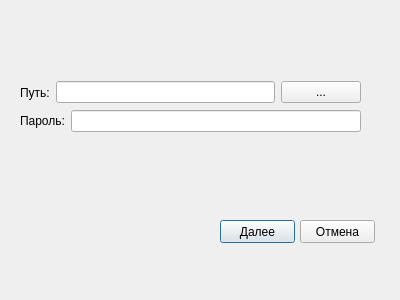
This is Dialogs/importdatabasedialog.ui in ioTardis/PasswordManager as Qt 5 draws it before an edit. The edited form follows.
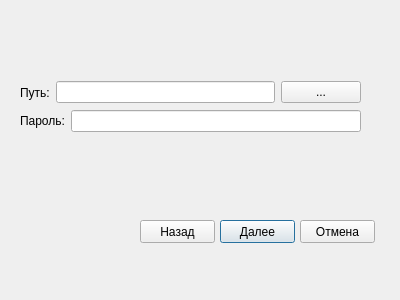
This is the edited form.

Commit message: Рабочие сигналы Добавлены кнопки назад Кнопка сохранить показывает содержимое пароля итд

```diff
--- a/Dialogs/importdatabasedialog.ui
+++ b/Dialogs/importdatabasedialog.ui
@@ -97,6 +97,19 @@
     <string>Отмена</string>
    </property>
   </widget>
+  <widget class="QPushButton" name="BackButton">
+   <property name="geometry">
+    <rect>
+     <x>140</x>
+     <y>220</y>
+     <width>75</width>
+     <height>23</height>
+    </rect>
+   </property>
+   <property name="text">
+    <string>Назад</string>
+   </property>
+  </widget>
  </widget>
  <resources/>
  <connections/>
```
The commit also changes 8 other files.
